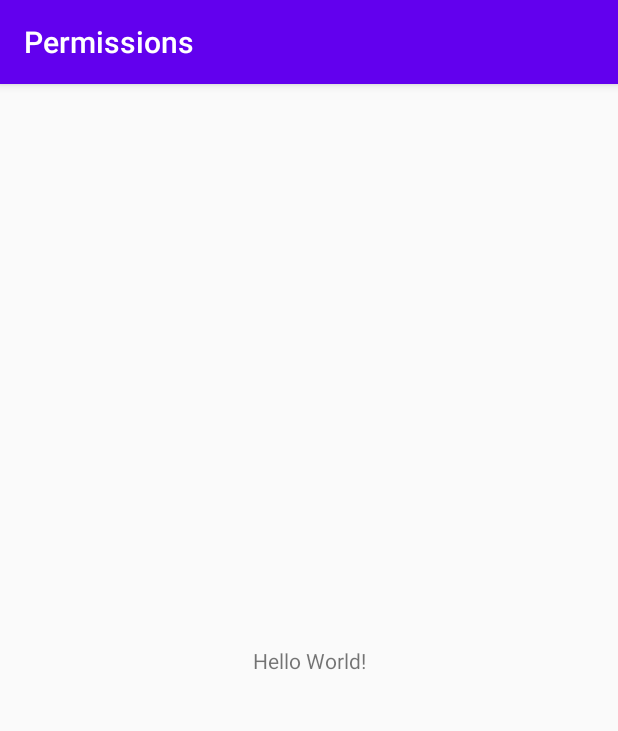
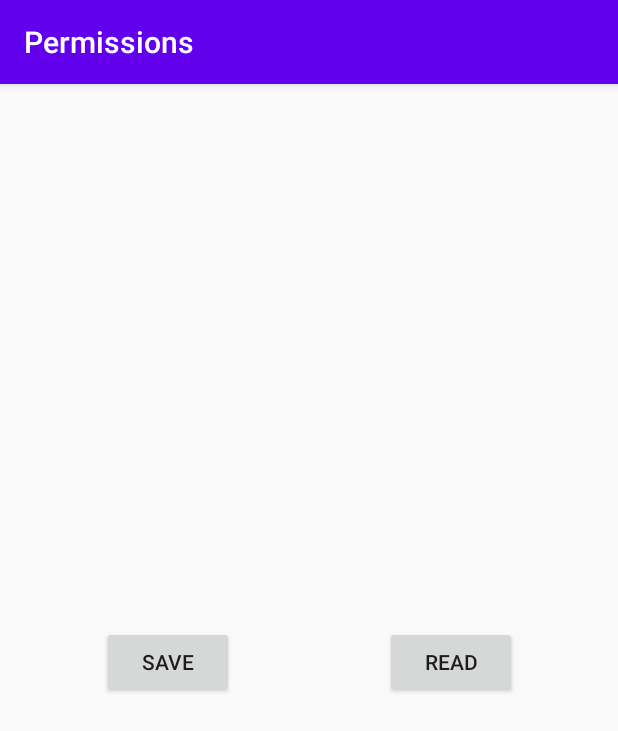
Before and after one commit to vtaneski/androidTemplates, an Android app: the screen it shows after launch (MainActivity), on a phone screen of 412 x 824 dp. Shown: the top 731 px of the screen. Run offline under Robolectric (Android 15) with nearby library versions, the phone set to English and light mode, and no system bars.

Commit message:
with TODOs

```diff
--- a/Permissions/app/src/main/AndroidManifest.xml
+++ b/Permissions/app/src/main/AndroidManifest.xml
@@ -1,6 +1,9 @@
 <?xml version="1.0" encoding="utf-8"?>
 <manifest xmlns:android="http://schemas.android.com/apk/res/android"
     package="com.example.permissions">
+
+    <!-- READ_EXTERNAL_STORAGE -->
+    <!-- WRITE_EXTERNAL_STORAGE -->
 
     <application
         android:allowBackup="true"
--- a/Permissions/app/src/main/res/layout/activity_main.xml
+++ b/Permissions/app/src/main/res/layout/activity_main.xml
@@ -6,13 +6,28 @@
     android:layout_height="match_parent"
     tools:context=".MainActivity">
 
-    <TextView
+    <Button
+        android:id="@+id/buttonSave"
         android:layout_width="wrap_content"
         android:layout_height="wrap_content"
-        android:text="Hello World!"
+        android:text="Save"
         app:layout_constraintBottom_toBottomOf="parent"
-        app:layout_constraintLeft_toLeftOf="parent"
-        app:layout_constraintRight_toRightOf="parent"
-        app:layout_constraintTop_toTopOf="parent" />
+        app:layout_constraintEnd_toEndOf="parent"
+        app:layout_constraintHorizontal_bias="0.21"
+        app:layout_constraintStart_toStartOf="parent"
+        app:layout_constraintTop_toTopOf="parent"
+        app:layout_constraintVertical_bias="0.502" />
+
+    <Button
+        android:id="@+id/buttonRead"
+        android:layout_width="wrap_content"
+        android:layout_height="wrap_content"
+        android:text="Read"
+        app:layout_constraintBottom_toBottomOf="parent"
+        app:layout_constraintEnd_toEndOf="parent"
+        app:layout_constraintHorizontal_bias="0.792"
+        app:layout_constraintStart_toStartOf="parent"
+        app:layout_constraintTop_toTopOf="parent"
+        app:layout_constraintVertical_bias="0.502" />
 
 </androidx.constraintlayout.widget.ConstraintLayout>
```
Also changed, not shown: Permissions/app/src/main/java/com/example/permissions/MainActivity.kt (+12 -91 lines), Permissions/app/src/main/java/com/example/permissions/PermissionUtil.kt (+6 -22 lines), Permissions/gradle/wrapper/gradle-wrapper.properties.
